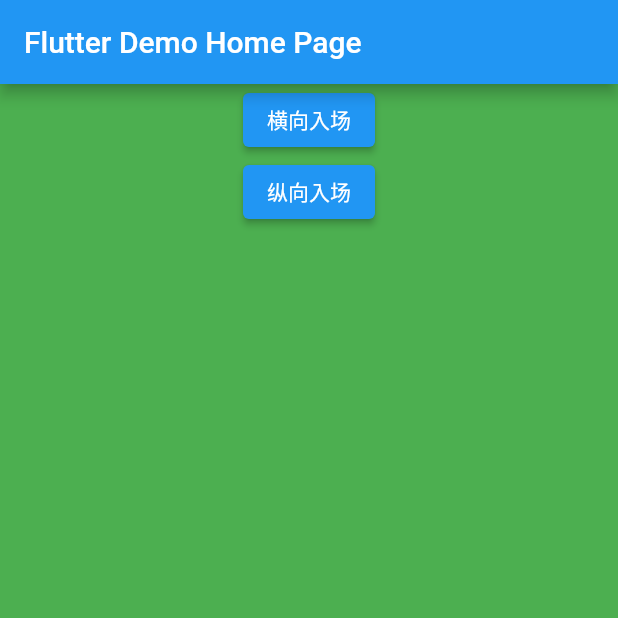
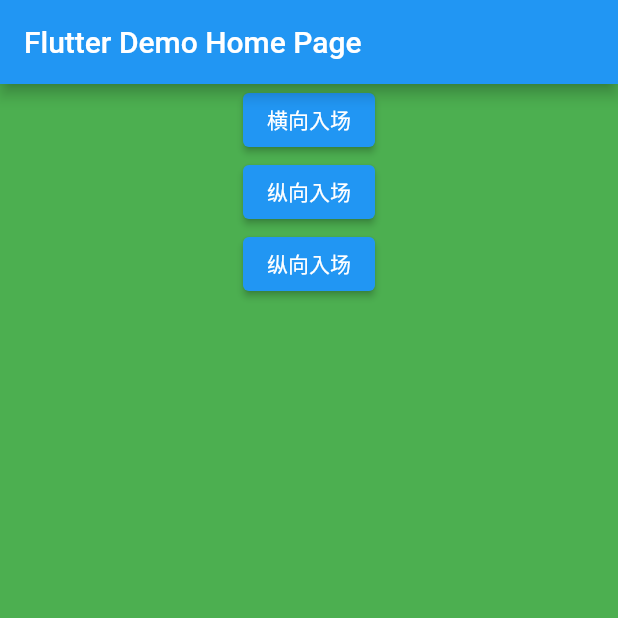
Before and after one commit to cloudju/flutter_sample, a Flutter app: the screen it shows after launch, on a phone screen of 412 x 824 dp, the top half of it. Run offline on Flutter 3.47's test engine with Material 2 defaults, Android fonts, the phone set to English and light mode, and no system bars.

```diff
--- a/lib/service/home_page_service.dart
+++ b/lib/service/home_page_service.dart
@@ -1,8 +1,27 @@
+import 'package:flutter/material.dart';
 import 'package:flutter_samples/service/service.dart';
+import 'package:flutter_samples/utils/CustomNavigator.dart';
+import 'package:flutter_samples/view/animation_samples_page.dart';
+import 'package:flutter_samples/view/empty_page.dart';
+import 'package:flutter_samples/view_model/animation_samples_view_model.dart';
+import 'package:flutter_samples/view_model/empty_page_view_model.dart';
 
 class HomePageService extends Service {
-  final List<String> menu = [
-    '横向入场',
-    '纵向入场',
+  final List<SimpleNavigator> menu = [
+    SimpleNavigator<EmptyPageViewModel>(
+      pageName: '横向入场',
+      page: EmptyPage(),
+      viewModelBuilder: (_) => EmptyPageViewModel(),
+    ),
+    SimpleNavigator<EmptyPageViewModel>(
+      pageName: '纵向入场',
+      page: EmptyPage(),
+      viewModelBuilder: (_) => EmptyPageViewModel(),
+    ),
+    SimpleNavigator<AnimationSamplesViewModel>(
+      pageName: '纵向入场',
+      page: AnimationSamplesPage(),
+      viewModelBuilder: (_) => AnimationSamplesViewModel(),
+    ),
   ];
 }
--- a/lib/utils/CustomNavigator.dart
+++ b/lib/utils/CustomNavigator.dart
@@ -3,6 +3,18 @@ import 'package:flutter_samples/view_model/view_model.dart';
 import 'package:provider/provider.dart';
 
 typedef ValueBuilder<T> = T Function(BuildContext context);
+
+class SimpleNavigator<T extends ViewModel> {
+  SimpleNavigator({
+    required this.pageName,
+    required this.page,
+    required this.viewModelBuilder,
+  });
+
+  final String pageName;
+  final Widget page;
+  final ValueBuilder<T> viewModelBuilder;
+}
 
 class CustomNavigator {
   Future<void> push<T extends ViewModel>({
--- /dev/null
+++ b/lib/view_model/animation_samples_view_model.dart
@@ -0,0 +1,6 @@
+import 'package:flutter/material.dart';
+import 'package:flutter_samples/view_model/view_model.dart';
+
+class AnimationSamplesViewModel extends ViewModel {
+  List<Widget> animations = [];
+}
--- a/lib/view_model/home_page_view_model.dart
+++ b/lib/view_model/home_page_view_model.dart
@@ -2,8 +2,6 @@ import 'package:flutter/material.dart';
 import 'package:flutter_samples/service/home_page_service.dart';
 import 'package:flutter_samples/service/service.dart';
 import 'package:flutter_samples/utils/CustomNavigator.dart';
-import 'package:flutter_samples/view/empty_page.dart';
-import 'package:flutter_samples/view_model/empty_page_view_model.dart';
 import 'package:flutter_samples/view_model/view_model.dart';
 
 class HomePageViewModel extends ViewModel {
@@ -20,12 +18,12 @@ class HomePageViewModel extends ViewModel {
               (e) => Center(
                 child: Container(
                   child: ElevatedButton(
-                    child: Text(e),
+                    child: Text(e.pageName),
                     onPressed: () {
                       CustomNavigator().push(
                         context: context,
-                        nextPage: EmptyPage(),
-                        viewModelBuilder: (_) => EmptyPageViewModel(),
+                        nextPage: e.page,
+                        viewModelBuilder: e.viewModelBuilder,
                       );
                     },
                   ),
```
Also changed, not shown: lib/view/animation_samples_page.dart (added, +19 -0 lines).
